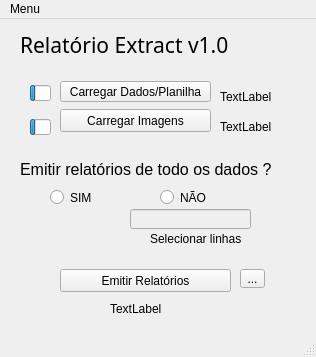
gu22/Relatorio_Report-Creator, file Main.ui: the form before one commit.
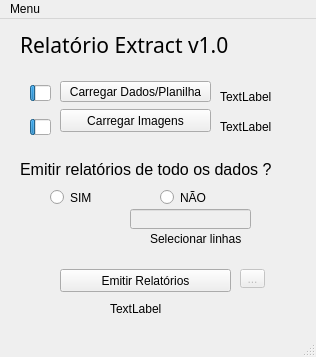
The form after the commit.

```diff
--- a/Main.ui
+++ b/Main.ui
@@ -222,7 +222,10 @@
      <bool>false</bool>
     </property>
    </widget>
-   <widget class="QToolButton" name="toolButton">
+   <widget class="QToolButton" name="Bconfig">
+    <property name="enabled">
+     <bool>false</bool>
+    </property>
     <property name="geometry">
      <rect>
       <x>240</x>
```
